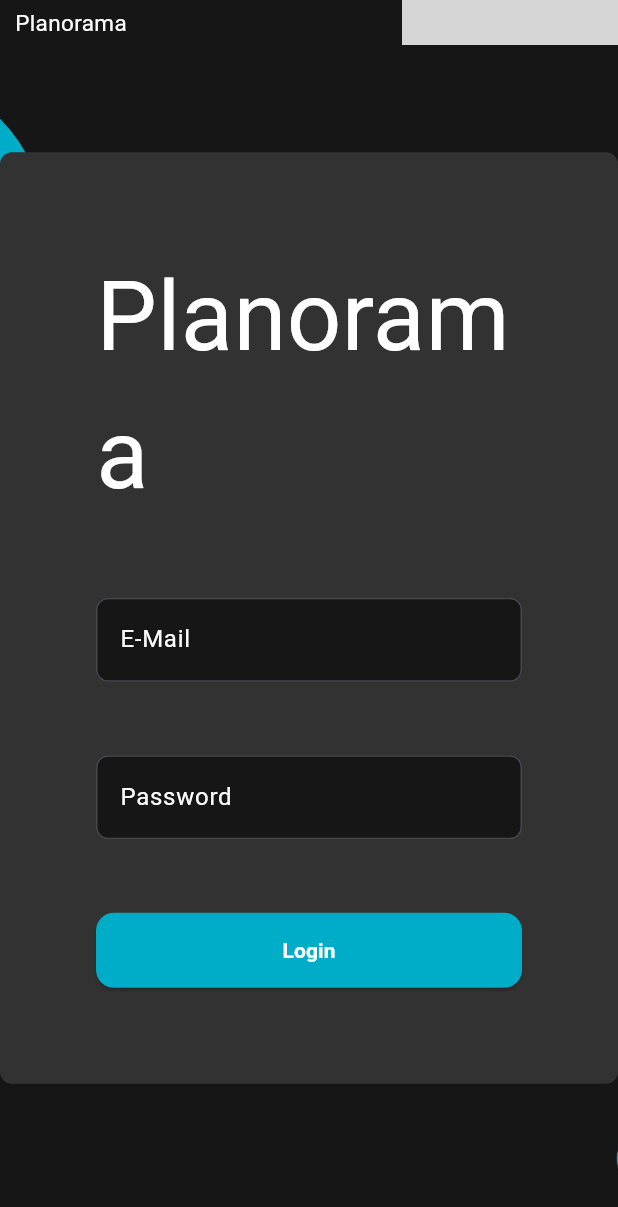
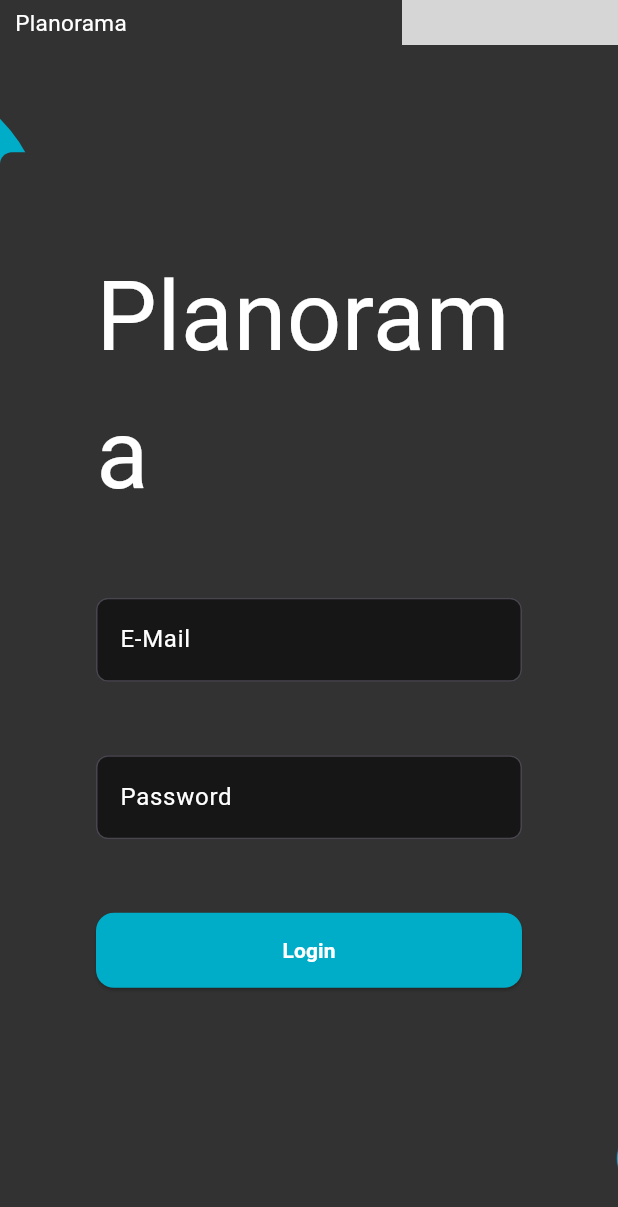
Before and after one commit to EpicSamuray/smartproduction_planorama, a Flutter app: the screen it shows after launch, on a phone screen of 412 x 824 dp. Shown: the top 1207 px of the screen. Run offline on Flutter 3.47's test engine with Material 3 defaults, Android fonts, the phone set to English and light mode, and no system bars; our stand-ins replace appwrite, equatable, flutter_riverpod, go_router, logger, stack_trace; missing offline and left inert: bitsdojo_window; grey boxes are pictures that could not be loaded.

Commit message:
feat(routing): add RoutesPaths in constants.dart, clean up Project

```diff
--- a/lib/app.dart
+++ b/lib/app.dart
@@ -1,8 +1,8 @@
 import 'package:flutter/material.dart';
 import 'package:flutter_riverpod/flutter_riverpod.dart';
 import 'package:smartproduction_planorama/common/router.dart';
-import 'package:smartproduction_planorama/common/themes.dart';
-import 'package:smartproduction_planorama/view/widget/windowTitleBar.dart';
+import 'package:smartproduction_planorama/common/app.theme.dart';
+import 'package:smartproduction_planorama/view/widget/window.titlebar.widget.dart';
 
 class MyApp extends ConsumerWidget {
   const MyApp({super.key});
@@ -29,7 +29,7 @@ class MyApp extends ConsumerWidget {
                   color: Colors.transparent,
                   shadowColor: Colors.transparent,
                   elevation: 4,
-                  child: WindowTitleBar(title: 'Planorama'),
+                  child: WindowTitleBarWidget(title: 'Planorama'),
                 ),
               ),
             ),
--- a/lib/common/themes.dart
+++ b/lib/common/app.theme.dart
@@ -5,7 +5,7 @@ class AppTheme {
   static ThemeData get mainTheme {
     return ThemeData(
       primarySwatch: HexColors().primaryColor,
-      scaffoldBackgroundColor: HexColors().primaryColor.shade900,
+      scaffoldBackgroundColor: HexColors().secondColor.shade900,
 
       inputDecorationTheme: InputDecorationTheme(
           fillColor: HexColors().primaryColor.shade900,
--- a/lib/common/appwriteClient.dart
+++ b/lib/common/appwriteClient.dart
@@ -2,16 +2,17 @@ import 'package:appwrite/appwrite.dart';
 import 'package:smartproduction_planorama/common/constants.dart';
 import 'package:smartproduction_planorama/common/logging.dart';
 
+final log = Logging('appwriteClient.dart');
+
 class AppwriteClient {
   static final AppwriteClient _instance = AppwriteClient._internal();
-  final logging = Logging();
 
   late final Client client;
 
   factory AppwriteClient() => _instance;
 
   AppwriteClient._internal() {
-    logging.logInfo('AppwriteClient started');
+    log.logInfo('AppwriteClient started');
      client = Client()
          .setEndpoint(AppwriteConstant.endpoint)
          .setProject(AppwriteConstant.projectID)
--- a/lib/view/Login.dart
+++ b/lib/view/login.view.dart
@@ -3,14 +3,14 @@ import 'package:flutter_riverpod/flutter_riverpod.dart';
 import 'package:smartproduction_planorama/common/constants.dart';
 import 'package:smartproduction_planorama/providers/login.controller.provider.dart';
 
-class LoginScreen extends ConsumerStatefulWidget {
-  const LoginScreen({super.key});
+class LoginView extends ConsumerStatefulWidget {
+  const LoginView({super.key});
 
   @override
-  ConsumerState<LoginScreen> createState() => _LoginScreenState();
+  ConsumerState<LoginView> createState() => _LoginScreenState();
 }
 
-class _LoginScreenState extends ConsumerState<LoginScreen> {
+class _LoginScreenState extends ConsumerState<LoginView> {
   final emailController = TextEditingController();
   final passwordController = TextEditingController();
 
--- a/lib/view/widget/windowsButtons.dart
+++ b/lib/view/widget/window.buttons.widget.dart
@@ -14,8 +14,8 @@ final closeButtonColors = WindowButtonColors(
     iconNormal: const Color(0xFF805306),
     iconMouseOver: Colors.white);
 
-class WindowsButtons extends StatelessWidget {
-  const WindowsButtons({super.key});
+class WindowButtonsWidget extends StatelessWidget {
+  const WindowButtonsWidget({super.key});
 
   @override
   Widget build(BuildContext context) {
--- a/lib/view/widget/windowTitleBar.dart
+++ b/lib/view/widget/window.titlebar.widget.dart
@@ -1,10 +1,10 @@
 import 'package:bitsdojo_window/bitsdojo_window.dart';
 import 'package:flutter/material.dart';
-import 'package:smartproduction_planorama/view/widget/windowsButtons.dart';
+import 'package:smartproduction_planorama/view/widget/window.buttons.widget.dart';
 
-class WindowTitleBar extends StatelessWidget implements PreferredSizeWidget {
+class WindowTitleBarWidget extends StatelessWidget implements PreferredSizeWidget {
   final String title;
-  const WindowTitleBar({super.key, required this.title});
+  const WindowTitleBarWidget({super.key, required this.title});
 
   @override
   Widget build(BuildContext context) {
@@ -27,7 +27,7 @@ class WindowTitleBar extends StatelessWidget implements PreferredSizeWidget {
                             ),
                           ),
             )))),
-            const WindowsButtons()
+            const WindowButtonsWidget()
           ],
         )
     );
```
Also changed, not shown: lib/common/constants.dart (+4 -3 lines), lib/common/logging.dart (+37 -11 lines), lib/common/router.dart (+26 -19 lines), lib/providers/login.controller.provider.dart (+8 -7 lines), lib/service/auth.service.dart (+11 -10 lines), lib/view/home.view.dart (renamed from lib/view/home.dart, +4 -4 lines), lib/view/widget/sidenavigation.widget.dart (added, +42 -0 lines).
